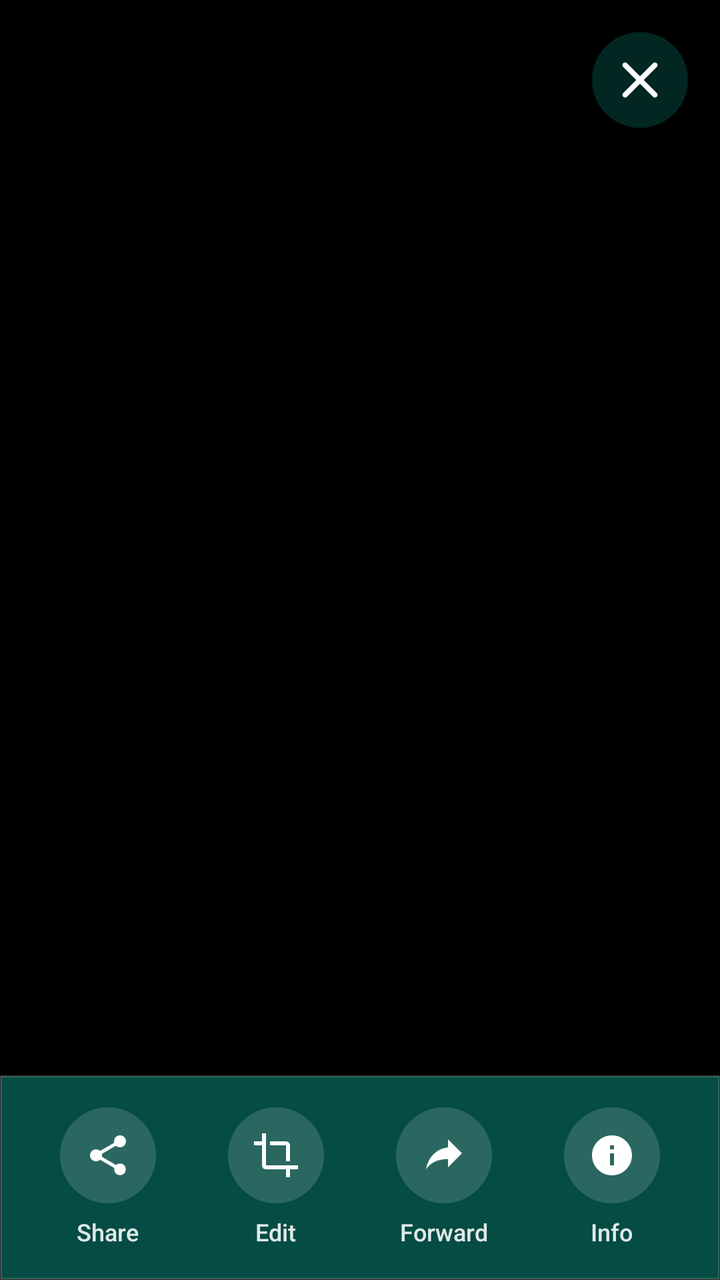
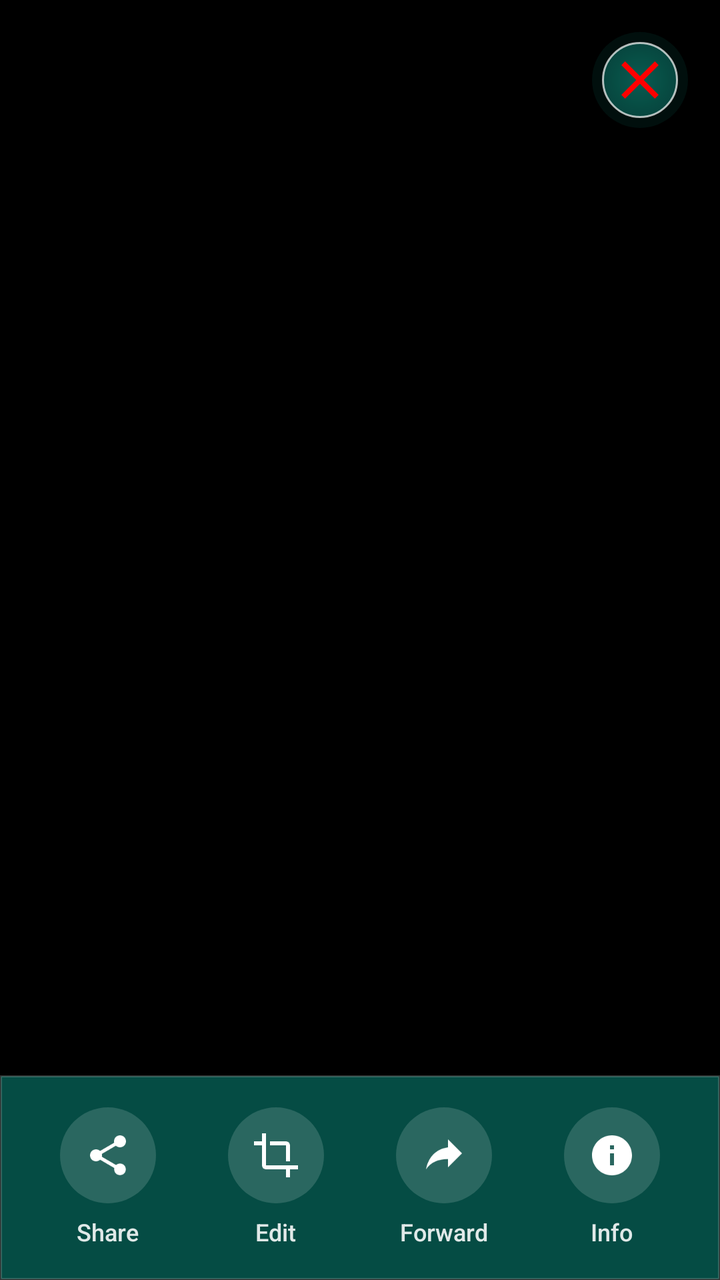

Before-and-after screenshots of an Android layout around one commit, followed by the original layout XML and the change that was made.
<!-- AndroidManifest.xml: application theme Theme.WhatsDownloadPlus -->
<!-- res/layout/image_video_preview_activity.xml -->
<?xml version="1.0" encoding="utf-8"?>
<androidx.constraintlayout.widget.ConstraintLayout
    xmlns:android="http://schemas.android.com/apk/res/android"
    xmlns:app="http://schemas.android.com/apk/res-auto"
    android:id="@+id/previewRoot"
    android:layout_width="match_parent"
    android:layout_height="match_parent"
    android:background="#000">

    
    <ImageView
        android:id="@+id/imagePreview"
        android:layout_width="0dp"
        android:layout_height="0dp"
        android:scaleType="fitCenter"
        android:visibility="gone"
        app:layout_constraintTop_toTopOf="parent"
        app:layout_constraintBottom_toTopOf="@+id/actionLayout"
        app:layout_constraintStart_toStartOf="parent"
        app:layout_constraintEnd_toEndOf="parent"/>

    
    <VideoView
        android:id="@+id/videoPreview"
        android:layout_width="0dp"
        android:layout_height="0dp"
        android:visibility="gone"
        app:layout_constraintTop_toTopOf="parent"
        app:layout_constraintBottom_toTopOf="@+id/actionLayout"
        app:layout_constraintStart_toStartOf="parent"
        app:layout_constraintEnd_toEndOf="parent"/>

    
    <ImageView
        android:id="@+id/playOverlay"
        android:layout_width="72dp"
        android:layout_height="72dp"
        android:visibility="gone"
        android:src="@drawable/ic_play_circle"
        android:background="@drawable/circle_bg_black_50"
        android:padding="16dp"
        app:layout_constraintTop_toTopOf="parent"
        app:layout_constraintBottom_toTopOf="@+id/actionLayout"
        app:layout_constraintStart_toStartOf="parent"
        app:layout_constraintEnd_toEndOf="parent"
        app:tint="#FFFFFF"/>

    
    <ImageView
        android:id="@+id/btnClosePreview"
        android:layout_width="48dp"
        android:layout_height="48dp"
        android:padding="8dp"
        android:src="@drawable/ic_close_white"
        android:background="@drawable/circle_bg_black_50"
        android:contentDescription="Close"
        app:tint="#FFF"
        app:layout_constraintTop_toTopOf="parent"
        app:layout_constraintEnd_toEndOf="parent"
        android:layout_margin="16dp"/>

    <androidx.constraintlayout.widget.ConstraintLayout
        android:id="@+id/actionLayout"
        android:layout_width="match_parent"
        android:layout_height="wrap_content"
        android:background="@drawable/card_bg_preview_square"
        android:paddingVertical="16dp"
        android:paddingHorizontal="12dp"
        app:layout_constraintBottom_toBottomOf="parent"
        app:layout_constraintStart_toStartOf="parent"
        app:layout_constraintEnd_toEndOf="parent">

        <LinearLayout
            android:id="@+id/cardShare"
            android:layout_width="0dp"
            android:layout_height="wrap_content"
            android:orientation="vertical"
            android:gravity="center"
            android:background="?attr/selectableItemBackgroundBorderless"
            android:clickable="true"
            android:focusable="true"
            app:layout_constraintStart_toStartOf="parent"
            app:layout_constraintTop_toTopOf="parent"
            app:layout_constraintBottom_toBottomOf="parent"
            app:layout_constraintEnd_toStartOf="@+id/cardCrop">

            <ImageView
                android:id="@+id/btnShare"
                android:layout_width="48dp"
                android:layout_height="48dp"
                android:padding="12dp"
                android:background="@drawable/bg_action_circle"
                android:src="@drawable/ic_share_white"
                app:tint="#FFFFFF" />

            <TextView
                android:layout_width="wrap_content"
                android:layout_height="wrap_content"
                android:layout_marginTop="6dp"
                android:text="Share"
                android:textColor="#E0FFFFFF"
                android:textSize="12sp"
                android:fontFamily="sans-serif-medium"/>
        </LinearLayout>

        <LinearLayout
            android:id="@+id/cardCrop"
            android:layout_width="0dp"
            android:layout_height="wrap_content"
            android:orientation="vertical"
            android:gravity="center"
            android:background="?attr/selectableItemBackgroundBorderless"
            android:clickable="true"
            android:focusable="true"
            app:layout_constraintStart_toEndOf="@id/cardShare"
            app:layout_constraintTop_toTopOf="parent"
            app:layout_constraintBottom_toBottomOf="parent"
            app:layout_constraintEnd_toStartOf="@+id/cardForward">

            <ImageView
                android:id="@+id/btnCrop"
                android:layout_width="48dp"
                android:layout_height="48dp"
                android:padding="12dp"
                android:background="@drawable/bg_action_circle"
                android:src="@drawable/ic_crop_white"
                app:tint="#FFFFFF" />

            <TextView
                android:layout_width="wrap_content"
                android:layout_height="wrap_content"
                android:layout_marginTop="6dp"
                android:text="Edit"
                android:textColor="#E0FFFFFF"
                android:textSize="12sp"
                android:fontFamily="sans-serif-medium"/>
        </LinearLayout>

        <LinearLayout
            android:id="@+id/cardForward"
            android:layout_width="0dp"
            android:layout_height="wrap_content"
            android:orientation="vertical"
            android:gravity="center"
            android:background="?attr/selectableItemBackgroundBorderless"
            android:clickable="true"
            android:focusable="true"
            app:layout_constraintStart_toEndOf="@id/cardCrop"
            app:layout_constraintTop_toTopOf="parent"
            app:layout_constraintBottom_toBottomOf="parent"
            app:layout_constraintEnd_toStartOf="@+id/cardInfo">

            <ImageView
                android:id="@+id/btnForward"
                android:layout_width="48dp"
                android:layout_height="48dp"
                android:padding="12dp"
                android:background="@drawable/bg_action_circle"
                android:src="@drawable/ic_forward_white"
                app:tint="#FFFFFF" />

            <TextView
                android:layout_width="wrap_content"
                android:layout_height="wrap_content"
                android:layout_marginTop="6dp"
                android:text="Forward"
                android:textColor="#E0FFFFFF"
                android:textSize="12sp"
                android:fontFamily="sans-serif-medium"/>
        </LinearLayout>

        <LinearLayout
            android:id="@+id/cardInfo"
            android:layout_width="0dp"
            android:layout_height="wrap_content"
            android:orientation="vertical"
            android:gravity="center"
            android:background="?attr/selectableItemBackgroundBorderless"
            android:clickable="true"
            android:focusable="true"
            app:layout_constraintStart_toEndOf="@id/cardForward"
            app:layout_constraintTop_toTopOf="parent"
            app:layout_constraintBottom_toBottomOf="parent"
            app:layout_constraintEnd_toEndOf="parent">

            <ImageView
                android:id="@+id/btnInfo"
                android:layout_width="48dp"
                android:layout_height="48dp"
                android:padding="12dp"
                android:background="@drawable/bg_action_circle"
                android:src="@drawable/ic_info_white"
                app:tint="#FFFFFF" />

            <TextView
                android:layout_width="wrap_content"
                android:layout_height="wrap_content"
                android:layout_marginTop="6dp"
                android:text="Info"
                android:textColor="#E0FFFFFF"
                android:textSize="12sp"
                android:fontFamily="sans-serif-medium"/>
        </LinearLayout>

    </androidx.constraintlayout.widget.ConstraintLayout>

</androidx.constraintlayout.widget.ConstraintLayout>
<!-- resources referenced by this layout -->
<resources>
  <!-- drawable bg_action_circle (drawable) -->
  <?xml version="1.0" encoding="utf-8"?>
  <shape xmlns:android="http://schemas.android.com/apk/res/android"
      android:shape="oval">
      <solid android:color="#26FFFFFF" />
      <size android:width="48dp" android:height="48dp" />
  </shape>
  <!-- drawable circle_bg_black_50 (drawable) -->
  <?xml version="1.0" encoding="utf-8"?>
  <shape xmlns:android="http://schemas.android.com/apk/res/android"
      android:shape="oval">
      <solid android:color="#80054C44"/>
  </shape>
  <!-- drawable ic_close_white (drawable) -->
  <vector xmlns:android="http://schemas.android.com/apk/res/android"
      android:width="24dp"
      android:height="24dp"
      android:viewportWidth="24"
      android:viewportHeight="24">
      <path
          android:fillColor="#FFFFFF"
          android:pathData="M18.3,5.71c-0.39,-0.39 -1.02,-0.39 -1.41,0L12,10.59 7.11,5.7c-0.39,-0.39 -1.02,-0.39 -1.41,0 -0.39,0.39 -0.39,1.02 0,1.41L10.59,12l-4.88,4.88c-0.39,0.39 -0.39,1.02 0,1.41 0.39,0.39 1.02,0.39 1.41,0L12,13.41l4.88,4.88c0.39,0.39 1.02,0.39 1.41,0 0.39,-0.39 0.39,-1.02 0,-1.41L13.41,12l4.88,-4.88c0.39,-0.39 0.39,-1.02 0,-1.41z"/>
  </vector>
  <!-- drawable ic_crop_white (drawable) -->
  <vector xmlns:android="http://schemas.android.com/apk/res/android"
      android:width="24dp"
      android:height="24dp"
      android:viewportWidth="24"
      android:viewportHeight="24">
  
      <path
          android:fillColor="#FFFFFF"
          android:pathData="M17,15h2V7c0,-1.1 -0.9,-2 -2,-2H9v2h8v8zM7,17V1H5v4H1v2h4v10c0,1.1 0.9,2 2,2h10v4h2v-4h4v-2H7z"/>
  
  </vector>
  <!-- drawable ic_forward_white (drawable) -->
  <vector xmlns:android="http://schemas.android.com/apk/res/android"
      android:width="24dp"
      android:height="24dp"
      android:viewportWidth="24"
      android:viewportHeight="24">
  
      <path
          android:fillColor="#FFFFFF"
          android:pathData="M14,8V4l7,7 -7,7v-4.1c-5,0 -8.5,1.6 -11,5.1 1,-5 4,-10 11,-11z"/>
  
  </vector>
  <!-- drawable ic_info_white (drawable) -->
  <vector xmlns:android="http://schemas.android.com/apk/res/android"
      android:width="24dp" android:height="24dp"
      android:viewportWidth="24" android:viewportHeight="24">
      <path
          android:fillColor="#FFFFFF"
          android:pathData="M12,2C6.48,2,2,6.48,2,12s4.48,10,10,10 10-4.48,10-10S17.52,2,12,2z M13,17h-2v-6h2v6zm0-8h-2V7h2v2z"/>
  </vector>
  <!-- drawable ic_play_circle (drawable) -->
  <vector xmlns:android="http://schemas.android.com/apk/res/android"
      android:width="48dp"
      android:height="48dp"
      android:viewportWidth="24"
      android:viewportHeight="24">
      <path
          android:fillColor="#FFFFFF"
          android:pathData="M12,2A10,10 0 1,0 22,12A10,10 0 0,0 12,2M10,16.5V7.5L16,12L10,16.5Z" />
  </vector>
  <style name="Theme.WhatsDownloadPlus" parent="Theme.MaterialComponents.DayNight.NoActionBar">
          <item name="colorPrimary">@color/whatsapp_green</item>
          <item name="colorPrimaryVariant">@color/whatsapp_dark_green</item>
          <item name="colorOnPrimary">@android:color/white</item>
  
          <item name="colorSecondary">@color/teal_200</item>
          <item name="colorSecondaryVariant">@color/teal_700</item>
          <item name="colorOnSecondary">@android:color/white</item>
  
          <item name="android:windowBackground">@android:color/white</item>
          <item name="android:colorBackground">@android:color/white</item>
  
          <item name="android:windowDisablePreview">false</item>
          <item name="android:windowIsTranslucent">false</item>
  
          <item name="android:navigationBarColor">@color/whatsapp_green</item>
          <item name="android:statusBarColor">@color/whatsapp_dark_green</item>
  
          <item name="android:textColor">@android:color/black</item>
      </style>
  <color name="whatsapp_green">#075E54</color>
  <color name="whatsapp_dark_green">#054C44</color>
  <color name="teal_200">#FF03DAC5</color>
  <color name="teal_700">#FF018786</color>
  <!-- unchanged entries left out for length: 2 -->
</resources>

<!-- the commit's change to res/layout/image_video_preview_activity.xml (unified diff, before → after) -->
@@ -51,10 +51,9 @@
         android:layout_width="48dp"
         android:layout_height="48dp"
         android:padding="8dp"
-        android:src="@drawable/ic_close_white"
+        android:src="@drawable/ic_close"
         android:background="@drawable/circle_bg_black_50"
         android:contentDescription="Close"
-        app:tint="#FFF"
         app:layout_constraintTop_toTopOf="parent"
         app:layout_constraintEnd_toEndOf="parent"
         android:layout_margin="16dp"/>
<!-- resource entries referenced after the edit -->
@@ -9,19 +9,38 @@
   </shape>
   <!-- drawable circle_bg_black_50 (drawable) -->
   <?xml version="1.0" encoding="utf-8"?>
-  <shape xmlns:android="http://schemas.android.com/apk/res/android"
-      android:shape="oval">
-      <solid android:color="#80054C44"/>
-  </shape>
-  <!-- drawable ic_close_white (drawable) -->
+  <layer-list xmlns:android="http://schemas.android.com/apk/res/android">
+  
+      <item>
+          <shape android:shape="oval">
+              <solid android:color="#33054C44" /> <padding android:left="5dp" android:top="5dp" android:right="5dp" android:bottom="5dp"/>
+          </shape>
+      </item>
+  
+      <item>
+          <shape android:shape="oval">
+              <gradient
+                  android:type="radial"
+                  android:gradientRadius="40dp"
+                  android:startColor="#CC0A6E61" android:endColor="#80054C44"   />
+  
+              <stroke
+                  android:width="1dp"
+                  android:color="#B3FFFFFF"/> </shape>
+      </item>
+  
+  </layer-list>
+  <!-- drawable ic_close (drawable) -->
+  <?xml version="1.0" encoding="utf-8"?>
   <vector xmlns:android="http://schemas.android.com/apk/res/android"
       android:width="24dp"
       android:height="24dp"
       android:viewportWidth="24"
       android:viewportHeight="24">
+  
       <path
-          android:fillColor="#FFFFFF"
-          android:pathData="M18.3,5.71c-0.39,-0.39 -1.02,-0.39 -1.41,0L12,10.59 7.11,5.7c-0.39,-0.39 -1.02,-0.39 -1.41,0 -0.39,0.39 -0.39,1.02 0,1.41L10.59,12l-4.88,4.88c-0.39,0.39 -0.39,1.02 0,1.41 0.39,0.39 1.02,0.39 1.41,0L12,13.41l4.88,4.88c0.39,0.39 1.02,0.39 1.41,0 0.39,-0.39 0.39,-1.02 0,-1.41L13.41,12l4.88,-4.88c0.39,-0.39 0.39,-1.02 0,-1.41z"/>
+          android:fillColor="#FF0000"
+          android:pathData="M19,6.41L17.59,5 12,10.59 6.41,5 5,6.41 10.59,12 5,17.59 6.41,19 12,13.41 17.59,19 19,17.59 13.41,12z"/>
   </vector>
   <!-- drawable ic_crop_white (drawable) -->
   <vector xmlns:android="http://schemas.android.com/apk/res/android"
@@ -69,26 +88,16 @@
           <item name="colorPrimary">@color/whatsapp_green</item>
           <item name="colorPrimaryVariant">@color/whatsapp_dark_green</item>
           <item name="colorOnPrimary">@android:color/white</item>
+          <item name="android:windowBackground">@android:color/white</item>
+          <item name="android:statusBarColor">@color/whatsapp_dark_green</item>
+          <item name="android:navigationBarColor">@android:color/white</item>
+          <item name="android:windowLightStatusBar" tools:targetApi="m">true</item>
   
-          <item name="colorSecondary">@color/teal_200</item>
-          <item name="colorSecondaryVariant">@color/teal_700</item>
-          <item name="colorOnSecondary">@android:color/white</item>
-  
-          <item name="android:windowBackground">@android:color/white</item>
-          <item name="android:colorBackground">@android:color/white</item>
-  
-          <item name="android:windowDisablePreview">false</item>
-          <item name="android:windowIsTranslucent">false</item>
-  
-          <item name="android:navigationBarColor">@color/whatsapp_green</item>
-          <item name="android:statusBarColor">@color/whatsapp_dark_green</item>
-  
-          <item name="android:textColor">@android:color/black</item>
+          <item name="windowSplashScreenAnimatedIcon" tools:targetApi="s">@android:color/transparent</item>
+          <item name="windowSplashScreenBackground" tools:targetApi="s">@android:color/white</item>
       </style>
   <color name="whatsapp_green">#075E54</color>
   <color name="whatsapp_dark_green">#054C44</color>
-  <color name="teal_200">#FF03DAC5</color>
-  <color name="teal_700">#FF018786</color>
   <!-- unchanged entries left out for length: 2 -->
 </resources>
 
